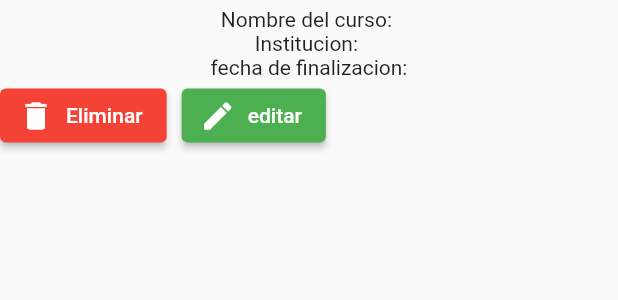
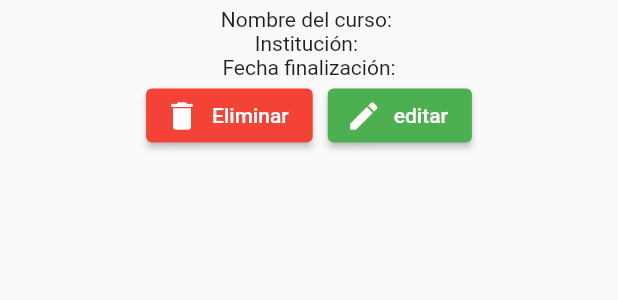
Before and after one commit to fjdevel/AgapeJobApp, a Flutter app: the CursoExterno widget shown alone on an empty page, opened directly with empty values, on a phone screen of 412 x 824 dp. Shown: the top 300 px of the screen. Run offline on Flutter 3.47's test engine with Material 2 defaults, Android fonts, the light colour scheme and no system bars; our stand-ins replace lite_rolling_switch, multi_select_flutter; network calls fail.

Commit message:
revisiones finales

```diff
--- a/agape_job_app/lib/main.dart
+++ b/agape_job_app/lib/main.dart
@@ -57,7 +57,7 @@ class MyApp extends StatelessWidget {
         "/perfil":(BuildContext context)=>Profile(),
         "/registro":(BuildContext context)=>RegisterPage(),
         "/aplicaciones":(BuildContext context)=>Aplicaciones(),
-        "/experiencia":(BuildContext context)=>ExperienciaLaboral(null),
+        "/experiencia":(BuildContext context)=>ExperienciaLaboral(null,null),
         "/configuracion":(BuildContext context)=>ConfiguracionPage(),
         "/capacitacionesForm":(BuildContext context)=>CapacitacionesR(null),
         "/capacitacionesInternasForm":(BuildContext context)=>CapacitacionesInternasForm(null,null),
--- a/agape_job_app/lib/pages/editprofile.dart
+++ b/agape_job_app/lib/pages/editprofile.dart
@@ -84,6 +84,11 @@ class _FormularioIngreso extends State<FormularioIngreso>{
       numCon.text = _data['num_celular'];
       numFijoCon.text = _data['num_fijo'];
       emailCon.text=_data['email'];
+      print(_data['graduado']);
+      if(_data['graduado']=="1")
+        check.isGraduadoCFP = true;
+      else
+        check.isGraduadoCFP = false;
     });
   }
 
--- a/agape_job_app/lib/widget/perfil/capacitacionesinternas.dart
+++ b/agape_job_app/lib/widget/perfil/capacitacionesinternas.dart
@@ -65,6 +65,12 @@ class _CapacitacionesInternasFormState
       fecha.currentDate = DateTime.parse(fechaA[2]+"-"+fechaA[1]+"-"+fechaA[0]);
       sedeValue = widget.data['ctgSede']['id'];
       sedeHint = widget.data['ctgSede']['descripcion'];
+      proyectoValue = widget.data['ctgProyecto']['id'];
+      proyectoHint = widget.data['ctgProyecto']['descripcion'];
+      grupoValue = widget.data['ctgGrupo']['id'];
+      grupoHint = widget.data['ctgGrupo']['descripcion'];
+      cursoValue = widget.data['curso']['id'];
+      cursoHint = widget.data['curso']['descripcion'];
     }
   }
 
--- a/agape_job_app/lib/widget/perfil/cursoInterno.dart
+++ b/agape_job_app/lib/widget/perfil/cursoInterno.dart
@@ -75,6 +75,7 @@ class _CursoInternoState extends State<CursoInterno> {
             ),
           ),
           Row(
+            mainAxisAlignment: MainAxisAlignment.center,
             children: [
               Container(
                 margin: EdgeInsets.only(right: 10),
--- a/agape_job_app/lib/widget/perfil/cursoexterno.dart
+++ b/agape_job_app/lib/widget/perfil/cursoexterno.dart
@@ -30,9 +30,10 @@ class _CursoExternoState extends State<CursoExterno> {
       child: Column(
         children: [
           Text("Nombre del curso: "+_data['nombre_curso']),
-          Text("Institucion: "+_data['institucion']),
-          Text("fecha de finalizacion:"+_data['fecha_finalizacion']),
+          Text("Institución: "+_data['institucion']),
+          Text("Fecha finalización:"+_data['fecha_finalizacion']),
           Row(
+            mainAxisAlignment: MainAxisAlignment.center,
             children: [
               Container(
                 margin: EdgeInsets.only(right: 10),
--- a/agape_job_app/lib/widget/perfil/experiencia.dart
+++ b/agape_job_app/lib/widget/perfil/experiencia.dart
@@ -54,7 +54,7 @@ class _ExperienciaState extends State<Experiencia> {
               ElevatedButton.icon(style: ButtonStyle(backgroundColor: MaterialStateProperty.all<Color>(Colors.green)),onPressed: (){
                 Navigator.push(
                   context,
-                  MaterialPageRoute(builder: (context) => ExperienciaLaboral(_data)),
+                  MaterialPageRoute(builder: (context) => ExperienciaLaboral(_data,this.widget.funcion)),
                 );
               }, icon: Icon(Icons.edit),label: Text("editar"),)
             ],
```
Also changed, not shown: agape_job_app/lib/pages/experiencialaboral.dart (+5 -2 lines), agape_job_app/lib/pages/profile.dart (+15 -7 lines).
